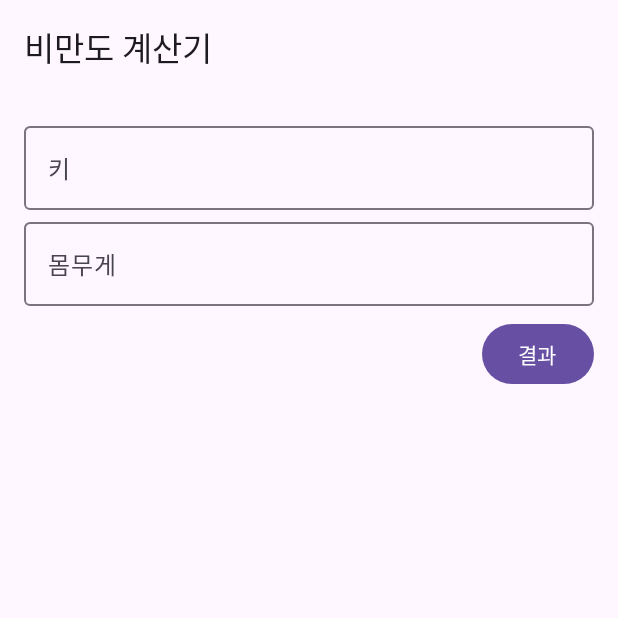
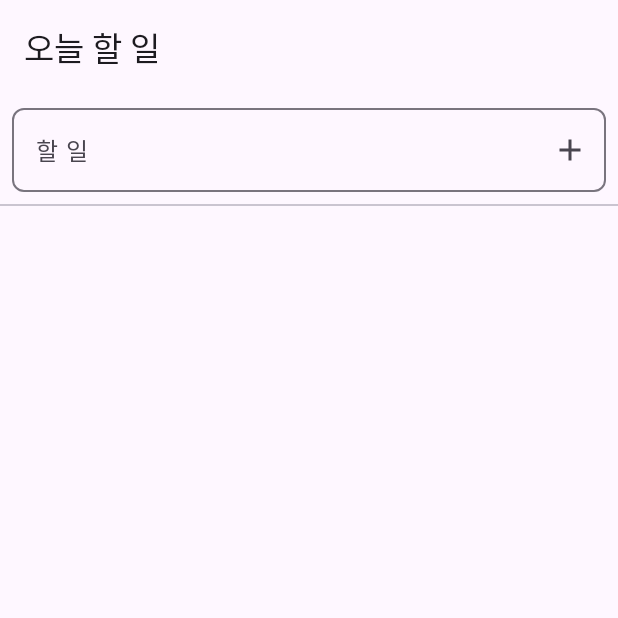
Before and after one commit to Oracle-Philip/ComposeStudy, an Android app built with Jetpack Compose: the screen it shows after launch (MainActivity), on a phone screen of 412 x 824 dp, the top half of it. Run offline under Robolectric (Android 15) with nearby library versions, the phone set to English and light mode, and no system bars; our stand-ins replace Room's generated code, livedata-compose.

Commit message:
Todo앱
- 강의에 MainViewModel init부분
- Room Version에 따른 Dao CRUD suspend 사용시 에러
- main-comonents에 TodoItem.kt에서 callBack onClick 사용이 누락되어 있는거 같음
- 그외 참고사이트 자동생성? https://velog.io/@max9106/IntelliJ-Live-Template
- 강사님 git url : https://github.com/junsuk5/android-compose/blob/master/examples/TodoList/app/src/main/java/com/example/todolist/ui/main/HomeScreen.kt

```diff
--- a/app/src/main/java/com/example/composestudy/MainActivity.kt
+++ b/app/src/main/java/com/example/composestudy/MainActivity.kt
@@ -73,119 +73,21 @@ import androidx.navigation.NavController
 import androidx.navigation.compose.NavHost
 import androidx.navigation.compose.composable
 import androidx.navigation.compose.rememberNavController
+import com.example.composestudy.domain.util.TodoAndroidViewModelFactory
+import com.example.composestudy.ui.main.MainScreen
+import com.example.composestudy.ui.main.MainViewModel
 import kotlinx.coroutines.launch
 
 class MainActivity : ComponentActivity() {
-    @OptIn(ExperimentalMaterial3Api::class, ExperimentalComposeUiApi::class)
-    @SuppressLint("UnusedMaterial3ScaffoldPaddingParameter",
-        "UnusedMaterialScaffoldPaddingParameter"
-    )
+
     override fun onCreate(savedInstanceState: Bundle?) {
         super.onCreate(savedInstanceState)
         setContent {
-            val navController = rememberNavController()
-            NavHost(navController = navController, startDestination = "home"){
-                composable(route = "home"){
-                    HomeScreen(navController)
-                }
-                composable(route = "resulut"){
-                    ResultScreen(navController, bmi = 12.0)
-                }
-            }
+            val viewModel : MainViewModel = viewModel(
+                factory = TodoAndroidViewModelFactory(application)
+            )
+
+            MainScreen(viewModel = viewModel)
         }
     }
 }
-
-@SuppressLint("UnusedMaterial3ScaffoldPaddingParameter")
-@OptIn(ExperimentalMaterial3Api::class)
-@Composable
-fun HomeScreen(navController: NavController){
-    val (height, setHeight) = rememberSaveable {
-        mutableStateOf("")
-    }
-
-    val (weight, setWeight) = rememberSaveable {
-        mutableStateOf("")
-    }
-
-    Scaffold(
-        // () -> Unit 함수형태이다.
-        topBar = {
-            TopAppBar(
-                title = { Text("비만도 계산기") }
-            )
-        }
-    ) {
-        Column(
-//            modifier = Modifier.padding(PaddingValues(top = 90.dp))
-            modifier = Modifier.padding(16.dp)
-        ) {
-            Spacer(modifier = Modifier.height(60.dp))
-
-            OutlinedTextField(
-                value = height,
-                onValueChange = setHeight,
-                label = { Text("키")},
-                modifier = Modifier.fillMaxWidth(),
-                keyboardOptions = KeyboardOptions(keyboardType = KeyboardType.Number),
-            )
-            OutlinedTextField(
-                value = weight,
-                onValueChange = setWeight,
-                label = { Text("몸무게")},
-                modifier = Modifier.fillMaxWidth(),
-                keyboardOptions = KeyboardOptions(keyboardType = KeyboardType.Number),
-            )
-            Spacer(modifier = Modifier.height(8.dp))
-            Button(
-                onClick = {
-                          navController.navigate("resulut")
-                },
-                modifier = Modifier.align(Alignment.End)
-            ){
-                Text("결과")
-            }
-        }
-    }
-}
-
-@OptIn(ExperimentalMaterial3Api::class)
-@SuppressLint("UnusedMaterial3ScaffoldPaddingParameter")
-@Composable
-fun ResultScreen(navController: NavController, bmi: Double,){
-    Scaffold(
-        topBar = {
-            TopAppBar(title = {Text("비만도 계산기")},
-            navigationIcon = {
-                Icon(
-                    imageVector = Icons.Default.ArrowBack,
-                    contentDescription = "home",
-                    modifier = Modifier.clickable {
-                        navController.popBackStack()
-                    }
-                )
-            })
-        }
-    ) {
-        Column(
-            modifier = Modifier.fillMaxSize(),
-            verticalArrangement = Arrangement.Center,
-            horizontalAlignment = Alignment.CenterHorizontally
-        ) {
-            //Spacer(modifier = Modifier.height(60.dp))
-            Text("과체중", fontSize = 30.sp)
-            Spacer(modifier = Modifier.height(50.dp))
-            Icon(
-                painter = painterResource(id = R.drawable.baseline_sentiment_dissatisfied_24),
-                contentDescription = null,
-                modifier = Modifier.size(100.dp),
-            )
-        }
-    }
-}
-
-@Preview
-@Composable
-fun Preview(){
-
-}
--- /dev/null
+++ b/app/src/main/java/com/example/composestudy/data/data_source/TodoDatabase.kt
@@ -0,0 +1,10 @@
+package com.example.composestudy.data.data_source
+
+import androidx.room.Database
+import androidx.room.RoomDatabase
+import com.example.composestudy.domain.model.Todo
+
+@Database(entities = arrayOf(Todo::class), version = 1)
+abstract class TodoDatabase : RoomDatabase(){
+    abstract fun todoDao() : TodoDao
+}
--- /dev/null
+++ b/app/src/main/java/com/example/composestudy/data/repository/TodoRepositoryImpl.kt
@@ -0,0 +1,32 @@
+package com.example.composestudy.data.repository
+
+import android.app.Application
+import androidx.room.Room
+import com.example.composestudy.data.data_source.TodoDatabase
+import com.example.composestudy.domain.model.Todo
+import com.example.composestudy.domain.repository.TodoRepository
+import kotlinx.coroutines.flow.Flow
+
+class TodoRepositoryImpl(application: Application) : TodoRepository {
+    private val db = Room.databaseBuilder(
+        application,
+        TodoDatabase::class.java,
+        "todo-db",
+    ).build()
+
+    override fun obserbTodos(): Flow<List<Todo>> {
+        return db.todoDao().todos()
+    }
+
+    override suspend fun addTodo(todo: Todo) {
+        return db.todoDao().insert(todo)
+    }
+
+    override suspend fun updateTodo(todo: Todo) {
+        return db.todoDao().update(todo)
+    }
+
+    override suspend fun deleteTodo(todo: Todo) {
+        return db.todoDao().delete(todo)
+    }
+}
--- /dev/null
+++ b/app/src/main/java/com/example/composestudy/domain/repository/TodoRepository.kt
@@ -0,0 +1,14 @@
+package com.example.composestudy.domain.repository
+
+import com.example.composestudy.domain.model.Todo
+import kotlinx.coroutines.flow.Flow
+
+interface TodoRepository {
+    fun obserbTodos() : Flow<List<Todo>>
+
+    suspend fun addTodo(todo : Todo)
+
+    suspend fun updateTodo(todo : Todo)
+
+    suspend fun deleteTodo(todo : Todo)
+}
--- /dev/null
+++ b/app/src/main/java/com/example/composestudy/domain/util/TodoAndroidViewModelFactory.kt
@@ -0,0 +1,21 @@
+package com.example.composestudy.domain.util
+
+import android.app.Application
+import androidx.lifecycle.ViewModel
+import androidx.lifecycle.ViewModelProvider
+import com.example.composestudy.data.repository.TodoRepositoryImpl
+import com.example.composestudy.domain.repository.TodoRepository
+import com.example.composestudy.ui.main.MainViewModel
+
+class TodoAndroidViewModelFactory(
+    private val application: Application,
+    private val repository: TodoRepository = TodoRepositoryImpl(application = application),
+) :
+    ViewModelProvider.AndroidViewModelFactory(application) {
+    override fun <T : ViewModel> create(modelClass: Class<T>): T {
+        if (modelClass.isAssignableFrom(MainViewModel::class.java)){
+            return MainViewModel(application, repository) as T
+        }
+        return super.create(modelClass)
+    }
+}
--- /dev/null
+++ b/app/src/main/java/com/example/composestudy/ui/main/MainScreen.kt
@@ -0,0 +1,133 @@
+package com.example.composestudy.ui.main
+
+import android.annotation.SuppressLint
+import androidx.compose.foundation.layout.Arrangement
+import androidx.compose.foundation.layout.Column
+import androidx.compose.foundation.layout.PaddingValues
+import androidx.compose.foundation.layout.Row
+import androidx.compose.foundation.layout.Spacer
+import androidx.compose.foundation.layout.fillMaxSize
+import androidx.compose.foundation.layout.fillMaxWidth
+import androidx.compose.foundation.layout.height
+import androidx.compose.foundation.layout.padding
+import androidx.compose.foundation.lazy.LazyColumn
+import androidx.compose.foundation.lazy.items
+import androidx.compose.foundation.shape.RoundedCornerShape
+import androidx.compose.foundation.text.KeyboardActions
+import androidx.compose.foundation.text.KeyboardOptions
+import androidx.compose.material3.AlertDialogDefaults.shape
+import androidx.compose.material3.Divider
+import androidx.compose.material3.ExperimentalMaterial3Api
+import androidx.compose.material3.Icon
+import androidx.compose.material3.OutlinedTextField
+import androidx.compose.material3.Scaffold
+import androidx.compose.material3.SnackbarHost
+import androidx.compose.material3.SnackbarHostState
+import androidx.compose.material3.SnackbarResult
+import androidx.compose.material3.Text
+import androidx.compose.material3.TopAppBar
+import androidx.compose.runtime.Composable
+import androidx.compose.runtime.getValue
+import androidx.compose.runtime.mutableStateOf
+import androidx.compose.runtime.remember
+import androidx.compose.runtime.rememberCoroutineScope
+import androidx.compose.runtime.saveable.rememberSaveable
+import androidx.compose.runtime.setValue
+import androidx.compose.ui.ExperimentalComposeUiApi
+import androidx.compose.ui.Modifier
+import androidx.compose.ui.graphics.Color
+import androidx.compose.ui.platform.LocalSoftwareKeyboardController
+import androidx.compose.ui.res.painterResource
+import androidx.compose.ui.text.input.ImeAction
+import androidx.compose.ui.tooling.preview.Preview
+import androidx.compose.ui.unit.dp
+import com.example.composestudy.R
+import com.example.composestudy.ui.main.components.TodoItem
+import kotlinx.coroutines.launch
+
+@SuppressLint("UnusedMaterial3ScaffoldPaddingParameter")
+@OptIn(ExperimentalMaterial3Api::class, ExperimentalComposeUiApi::class)
+@Composable
+fun MainScreen(
+    viewModel: MainViewModel
+){
+    val snackbarHostState = remember { SnackbarHostState() }
+    val scope = rememberCoroutineScope()
+
+    val keyBoardController = LocalSoftwareKeyboardController.current
+    var text by rememberSaveable { mutableStateOf("") }
+
+    Scaffold(
+        topBar = {
+            TopAppBar(
+                title = { Text("오늘 할 일") }
+            )
+        },
+        snackbarHost = { SnackbarHost(snackbarHostState) },
+    ) { innerPadding ->
+        Column(
+            modifier = Modifier
+                .padding(innerPadding)
+                .fillMaxSize()
+        ) {
+            Row(Modifier.padding(8.dp)) {
+                OutlinedTextField(
+                    value = text,
+                    onValueChange = {
+                        text = it
+                    },
+                    modifier = Modifier.weight(weight = 1f),    // 남은 영역 꽉 채우기
+                    shape = RoundedCornerShape(8.dp),   // 둥글게 모양 내기
+                    maxLines = 1,   // 한 줄 이상 늘어나지 않도록
+                    placeholder = { Text("할 일") },
+                    trailingIcon = {
+                        Icon(
+                            painter = painterResource(id = R.drawable.ic_add_black_24dp),
+                            contentDescription = null,
+                        )
+                    },
+                    keyboardOptions = KeyboardOptions(imeAction = ImeAction.Done),  // 키보드 옵션
+                    keyboardActions = KeyboardActions(onDone = {
+                        viewModel.addTodo(text)
+                        text = ""
+                        keyBoardController?.hide() // 키보드 숨기기
+                    }),
+                )
+            }
+
+            Divider()
+
+            LazyColumn(
+                contentPadding = PaddingValues(vertical = 16.dp, horizontal = 16.dp),   // 상하 좌우 패딩
+                verticalArrangement = Arrangement.spacedBy(16.dp),  // 아이템간의 패딩
+            ) {
+                items(viewModel.items.value) { todoItem ->
+                    Column {
+                        TodoItem(
+                            todo = todoItem,
+                            onClick = { index ->
+                                viewModel.toggle(index)
+                            },
+                            onDeleteClick = { index ->
+                                viewModel.delete(index)
+                                scope.launch {
+                                    val result = snackbarHostState.showSnackbar(
+                                        message = "할 일 삭제됨",
+                                        actionLabel = "취소",
+                                    )
+
+                                    if (result == SnackbarResult.ActionPerformed) {
+                                        viewModel.restoreTodo()
+                                    }
+                                }
+                            },
+                        )
+                        Spacer(modifier = Modifier.height(16.dp))
+                        Divider(color = Color.Black, thickness = 1.dp)
+                    }
+                }
+            }
+
+        }
+    }
+}
--- /dev/null
+++ b/app/src/main/java/com/example/composestudy/ui/main/MainViewModel.kt
@@ -0,0 +1,68 @@
+package com.example.composestudy.ui.main
+
+import android.app.Application
+import androidx.compose.runtime.State
+import androidx.compose.runtime.mutableStateOf
+import androidx.lifecycle.AndroidViewModel
+import androidx.lifecycle.viewModelScope
+import com.example.composestudy.domain.model.Todo
+import com.example.composestudy.domain.repository.TodoRepository
+import kotlinx.coroutines.launch
+
+//viewmodel에는 Data 조작을 위해 TodoRepository를 받도록 한다.
+class MainViewModel(
+    application: Application,
+    private val todoRepository: TodoRepository
+) : AndroidViewModel(application) {
+
+    private val _items = mutableStateOf(emptyList<Todo>())
+    val items : State<List<Todo>> = _items
+
+    //이 부분 강의에서 생략된듯?
+    init {
+        viewModelScope.launch {
+            todoRepository.obserbTodos()
+                .collect { todos ->
+                    _items.value = todos
+                }
+        }
+    }
+
+    private var recentlyDeleteTodo : Todo? = null
+
+    fun addTodo(text : String){
+        viewModelScope.launch {
+            todoRepository.addTodo(Todo(title = text))
+        }
+    }
+
+    fun toggle(uid : Int) {
+        val todo = _items.value.find { todo -> todo.uid == uid }
+        todo?.let {
+            viewModelScope.launch {
+                todoRepository.updateTodo(it.copy(isDone = !it.isDone).apply {
+                    //uid는 copy가 안되서
+                    this.uid = it.uid
+                })
+            }
+        }
+    }
+
+    fun delete(uid : Int) {
+        val todo = _items.value.find{ todo -> todo.uid == uid }
+        todo?.let {
+            viewModelScope.launch {
+                todoRepository.deleteTodo(it)
+                recentlyDeleteTodo = it
+            }
+        }
+    }
+
+    fun restoreTodo(){
+        viewModelScope.launch {
+            //recentlyDeleteTodo가 null이면 ?:에 의하여 launch를 취소한다.
+            todoRepository.addTodo(recentlyDeleteTodo ?: return@launch)
+            recentlyDeleteTodo = null
+        }
+    }
+}
--- /dev/null
+++ b/app/src/main/res/drawable/ic_add_black_24dp.xml
@@ -0,0 +1,9 @@
+<vector xmlns:android="http://schemas.android.com/apk/res/android"
+        android:width="24dp"
+        android:height="24dp"
+        android:viewportWidth="24.0"
+        android:viewportHeight="24.0">
+    <path
+        android:fillColor="#FF000000"
+        android:pathData="M19,13h-6v6h-2v-6H5v-2h6V5h2v6h6v2z"/>
+</vector>
```
Also changed, not shown: app/build.gradle (+22 -0 lines), app/src/main/java/com/example/composestudy/data/data_source/TodoDao.kt (added, +34 -0 lines), app/src/main/java/com/example/composestudy/domain/model/Todo.kt (added, +15 -0 lines), app/src/main/java/com/example/composestudy/ui/main/components/TodoItem.kt (added, +91 -0 lines), app/src/main/res/drawable/ic_delete_black_24dp.xml (added, +9 -0 lines), app/src/main/res/drawable/ic_done_black_24dp.xml (added, +9 -0 lines), 1 other file.
